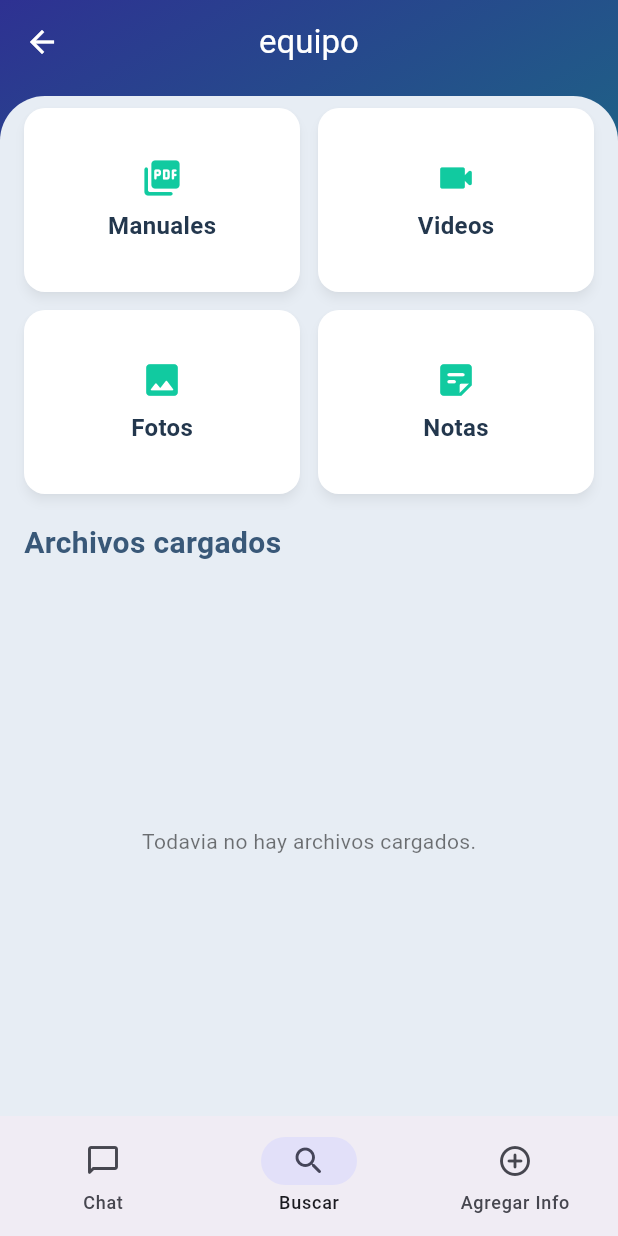
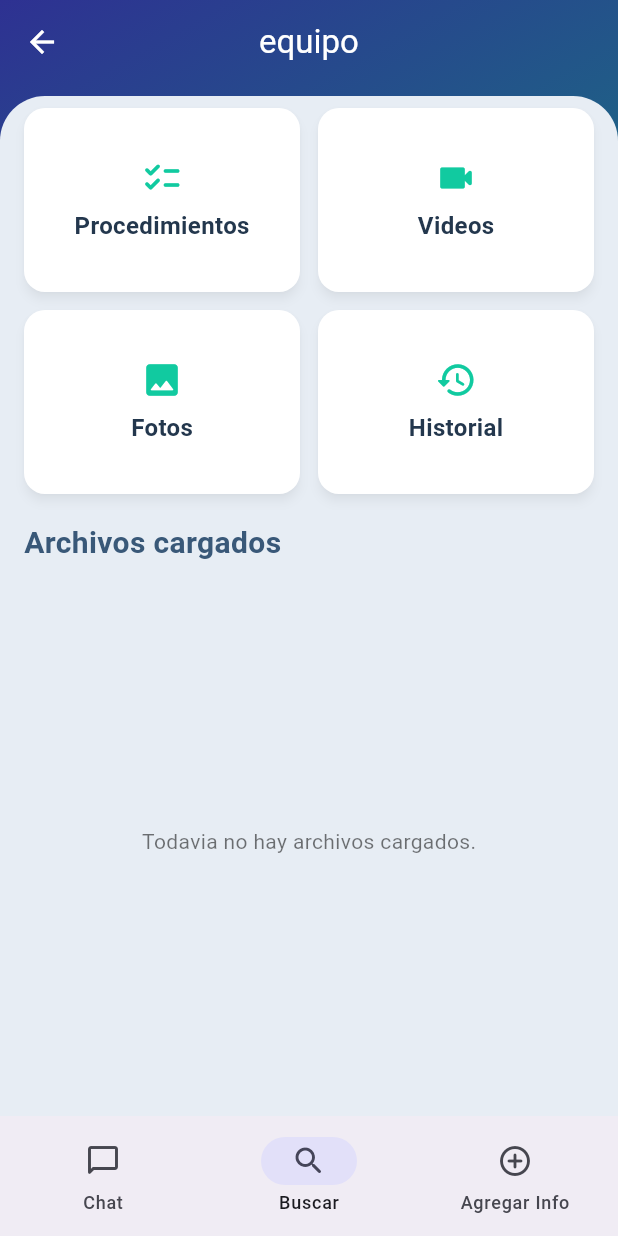
Before and after one commit to gonraul/app_mantenimiento, a Flutter app: the DetalleEquipoPage screen opened directly with empty values, on a phone screen of 412 x 824 dp. Run offline on Flutter 3.47's test engine with Material 3 defaults, Android fonts, the phone set to English and light mode, and no system bars; our stand-ins replace cloud_firestore, file_picker, firebase_auth, firebase_core, firebase_storage, video_player; accounts and stored records are empty; generated files the repository leaves out were written again.

Commit message:
feat: cambiar Manuales→Procedimientos y Notas→Historial con nuevos iconos
- Reemplaza label 'Manuales' por 'Procedimientos' con icono checklist_rounded
- Reemplaza label 'Notas' por 'Historial' con icono history_rounded

Co-authored-by: Copilot <223556219+Copilot@users.noreply.github.com>

```diff
--- a/lib/screens/detalle_equipo_page.dart
+++ b/lib/screens/detalle_equipo_page.dart
@@ -20,10 +20,10 @@ class DetalleEquipoPage extends StatelessWidget {
       GetEquipmentDetailStreamUseCase(_repository);
 
   static const List<_CategoryTileData> _categories = [
-    _CategoryTileData(label: 'Manuales', icon: Icons.picture_as_pdf_rounded),
+    _CategoryTileData(label: 'Procedimientos', icon: Icons.checklist_rounded),
     _CategoryTileData(label: 'Videos', icon: Icons.videocam_rounded),
     _CategoryTileData(label: 'Fotos', icon: Icons.image_rounded),
-    _CategoryTileData(label: 'Notas', icon: Icons.sticky_note_2_rounded),
+    _CategoryTileData(label: 'Historial', icon: Icons.history_rounded),
   ];
 
   @override
```
